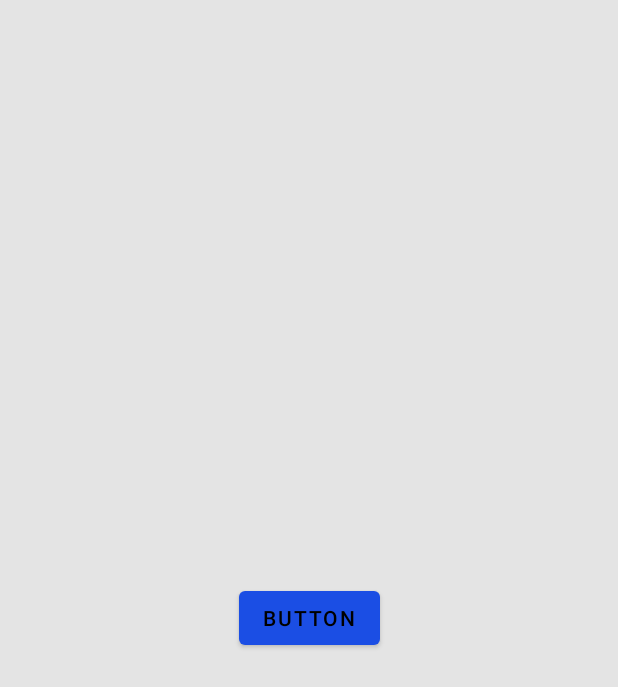
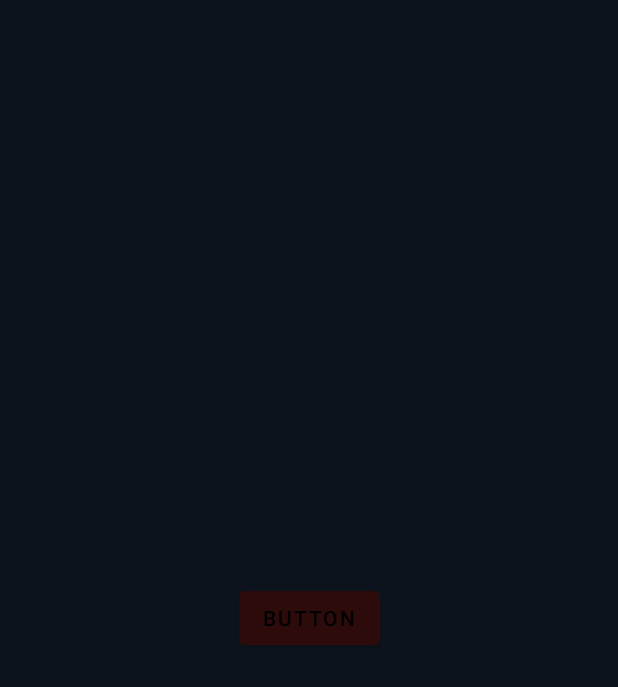
Before and after one commit to TheGreatTeo/Movies-App, an Android app: the CoroutinesHomework screen opened directly, with no data from a screen before it, on a phone screen of 412 x 824 dp. Shown: the top 687 px of the screen. Run offline under Robolectric (Android 15) with nearby library versions, the phone set to English and light mode, and no system bars.

Commit message:
Modified the colors of the app.

```diff
--- a/app/src/main/java/com/example/moviesapp/Activities/MainActivity.kt
+++ b/app/src/main/java/com/example/moviesapp/Activities/MainActivity.kt
@@ -25,7 +25,6 @@ class MainActivity : AppCompatActivity(),Communicator {
         super.onCreate(savedInstanceState)
         setTheme(R.style.Theme_New)
         setContentView(R.layout.activity_main)
-
 
         nav= findViewById(R.id.bottomNav)
         switchFragment(homeFragment,null)
--- a/app/src/main/res/layout-land/login_fragment.xml
+++ b/app/src/main/res/layout-land/login_fragment.xml
@@ -39,7 +39,6 @@
         android:layout_width="0dp"
         android:layout_height="wrap_content"
         android:text="@string/logIn"
-        style="@style/Button"
         app:layout_constraintBottom_toBottomOf="parent"
         app:layout_constraintEnd_toEndOf="parent"
         app:layout_constraintHorizontal_bias="0.25"
@@ -50,7 +49,6 @@
 
     <Button
         android:id="@+id/signUp"
-        style="@style/Button"
         android:layout_width="0dp"
         android:layout_height="wrap_content"
         android:text="@string/signUp"
--- a/app/src/main/res/layout-land/signup_fragment.xml
+++ b/app/src/main/res/layout-land/signup_fragment.xml
@@ -52,7 +52,6 @@
         android:layout_width="0dp"
         android:layout_height="wrap_content"
         android:text="@string/signUp"
-        style="@style/Button"
         app:layout_constraintBottom_toBottomOf="parent"
         app:layout_constraintEnd_toEndOf="parent"
         app:layout_constraintStart_toStartOf="parent"
--- a/app/src/main/res/layout/activity_log_in.xml
+++ b/app/src/main/res/layout/activity_log_in.xml
@@ -29,6 +29,8 @@
         android:layout_width="match_parent"
         android:layout_height="0dp"
         app:layout_constraintBottom_toBottomOf="parent"
+        app:layout_constraintEnd_toEndOf="parent"
+        app:layout_constraintStart_toStartOf="parent"
         app:layout_constraintTop_toBottomOf="@id/logInTitle" />
 
 
--- a/app/src/main/res/layout/activity_main.xml
+++ b/app/src/main/res/layout/activity_main.xml
@@ -4,7 +4,8 @@
     xmlns:tools="http://schemas.android.com/tools"
     android:layout_width="match_parent"
     android:layout_height="match_parent"
-    tools:context=".Activities.MainActivity">
+    tools:context=".Activities.MainActivity"
+>
 
     <com.google.android.material.bottomnavigation.BottomNavigationView
         android:id="@+id/bottomNav"
--- a/app/src/main/res/layout/fragment_home.xml
+++ b/app/src/main/res/layout/fragment_home.xml
@@ -12,6 +12,7 @@
         android:layout_width="wrap_content"
         android:layout_height="wrap_content"
         android:visibility="gone"
+        android:background="@color/backgroud"
         app:layout_constraintBottom_toBottomOf="parent"
         app:layout_constraintEnd_toEndOf="parent"
         app:layout_constraintStart_toStartOf="parent"
@@ -95,5 +96,5 @@
         app:layout_constraintStart_toStartOf="parent"
         app:layout_constraintTop_toTopOf="parent"
         app:layout_constraintVertical_bias="0.7"
-        app:layout_constraintHeight_percent="0.6"/>
+        app:layout_constraintHeight_percent="0.5"/>
 </androidx.constraintlayout.widget.ConstraintLayout>
--- a/app/src/main/res/layout/fragment_movie.xml
+++ b/app/src/main/res/layout/fragment_movie.xml
@@ -10,7 +10,7 @@
         style="?android:attr/progressBarStyle"
         android:layout_width="wrap_content"
         android:layout_height="wrap_content"
-        android:background="@color/gray"
+        android:background="@color/backgroud"
         android:visibility="gone"
         app:layout_constraintBottom_toBottomOf="parent"
         app:layout_constraintEnd_toEndOf="parent"
--- a/app/src/main/res/layout/login_fragment.xml
+++ b/app/src/main/res/layout/login_fragment.xml
@@ -49,7 +49,6 @@
         android:layout_width="0dp"
         android:layout_height="wrap_content"
         android:text="@string/logIn"
-        style="@style/Button"
         app:layout_constraintBottom_toBottomOf="parent"
         app:layout_constraintEnd_toEndOf="parent"
         app:layout_constraintHorizontal_bias="0.504"
@@ -63,7 +62,6 @@
         android:layout_width="0dp"
         android:layout_height="wrap_content"
         android:text="@string/signUp"
-        style="@style/Button"
         app:layout_constraintBottom_toBottomOf="parent"
         app:layout_constraintEnd_toEndOf="parent"
         app:layout_constraintHorizontal_bias="0.5"
--- a/app/src/main/res/layout/signup_fragment.xml
+++ b/app/src/main/res/layout/signup_fragment.xml
@@ -52,7 +52,6 @@
         android:layout_width="0dp"
         android:layout_height="wrap_content"
         android:text="@string/signUp"
-        style="@style/Button"
         app:layout_constraintBottom_toBottomOf="parent"
         app:layout_constraintEnd_toEndOf="parent"
         app:layout_constraintStart_toStartOf="parent"
--- a/app/src/main/res/values-night/themes.xml
+++ b/app/src/main/res/values-night/themes.xml
@@ -16,10 +16,21 @@
 
     <style name="Theme.New" parent="Theme.MaterialComponents.Light.NoActionBar">
         <!-- Primary brand color. -->
-        <item name="android:background">@color/gray</item>
-        <item name="colorPrimary">@color/blue_200</item>
-        <item name="colorPrimaryVariant">@color/blue_700</item>
+        <item name="android:background">@color/backgroud</item>
+        <item name="colorPrimary">@color/buttonColor</item>
+        <item name="colorPrimaryVariant">@color/buttonColor</item>
         <item name="colorOnPrimary">@color/black</item>
+        <item name="android:textColor">@color/white</item>
+        <item name="android:editTextColor">@color/white</item>
+        <item name="android:textColorHint">@color/hintColor</item>
+        <item name="android:textColorPrimary">@color/white</item>
+        <item name="android:textColorSecondary">@color/white</item>
+        <item name="android:textColorTertiary">@color/white</item>
+        <item name="android:textColorPrimaryInverse">@color/white</item>
+        <item name="android:textColorSecondaryInverse">@color/white</item>
+        <item name="android:textColorTertiaryInverse">@color/white</item>
+        <item name="colorButtonNormal">@color/buttonColor</item>
+        <item name="android:buttonStyle">@style/Button</item>
         <!-- Secondary brand color. -->
         <item name="colorSecondary">@color/teal_200</item>
         <item name="colorSecondaryVariant">@color/teal_200</item>
@@ -34,7 +45,7 @@
     </style>
 
     <style name="nav" parent="Widget.Design.BottomNavigationView">
-        <item name="android:background">@color/blue_700</item>
+        <item name="android:background">@color/buttonColor</item>
     </style>
 
     <style name="splashScreenTheme" parent="Theme.MaterialComponents.Light.NoActionBar">
--- a/app/src/main/res/values/colors.xml
+++ b/app/src/main/res/values/colors.xml
@@ -12,4 +12,7 @@
     <color name="white">#FFFFFFFF</color>
     <color name="gray">#E4E4E4</color>
     <color name="red">#E60F0F</color>
+    <color name="backgroud">#0C131C</color>
+    <color name="hintColor">#CCFFFFFF</color>
+    <color name="buttonColor">#2E0B0B</color>
 </resources>
--- a/app/src/main/res/values/themes.xml
+++ b/app/src/main/res/values/themes.xml
@@ -16,10 +16,20 @@
 
     <style name="Theme.New" parent="Theme.MaterialComponents.Light.NoActionBar">
         <!-- Primary brand color. -->
-        <item name="android:background">@color/gray</item>
-        <item name="colorPrimary">@color/blue_200</item>
-        <item name="colorPrimaryVariant">@color/blue_700</item>
+        <item name="android:background">@color/backgroud</item>
+        <item name="colorPrimary">@color/buttonColor</item>
+        <item name="colorPrimaryVariant">@color/buttonColor</item>
         <item name="colorOnPrimary">@color/black</item>
+        <item name="android:textColor">@color/white</item>
+        <item name="android:textColorHint">@color/hintColor</item>
+        <item name="android:editTextColor">@color/white</item>
+        <item name="android:textColorPrimary">@color/white</item>
+        <item name="android:textColorSecondary">@color/white</item>
+        <item name="android:textColorTertiary">@color/white</item>
+        <item name="android:textColorPrimaryInverse">@color/white</item>
+        <item name="android:textColorSecondaryInverse">@color/white</item>
+        <item name="android:textColorTertiaryInverse">@color/white</item>
+        <item name="buttonStyle">@style/Button</item>
         <!-- Secondary brand color. -->
         <item name="colorSecondary">@color/teal_200</item>
         <item name="colorSecondaryVariant">@color/teal_200</item>
@@ -27,10 +37,6 @@
         <!-- Status bar color. -->
         <item name="android:statusBarColor" tools:targetApi="l">?attr/colorPrimaryVariant</item>
         <!-- Customize your theme here. -->
-    </style>
-
-    <style name="Button" parent="Widget.AppCompat.Button">
-        <item name="android:textColor">@color/white</item>
     </style>
 
     <style name="nav" parent="Widget.Design.BottomNavigationView">
```
Also changed, not shown: app/src/main/res/drawable/gradient_background.xml (+4 -3 lines), app/src/main/res/layout/genres.xml (+6 -7 lines), app/src/main/res/layout/movies.xml (+5 -5 lines), app/src/main/res/layout/view_pager_item.xml (+10 -7 lines).
